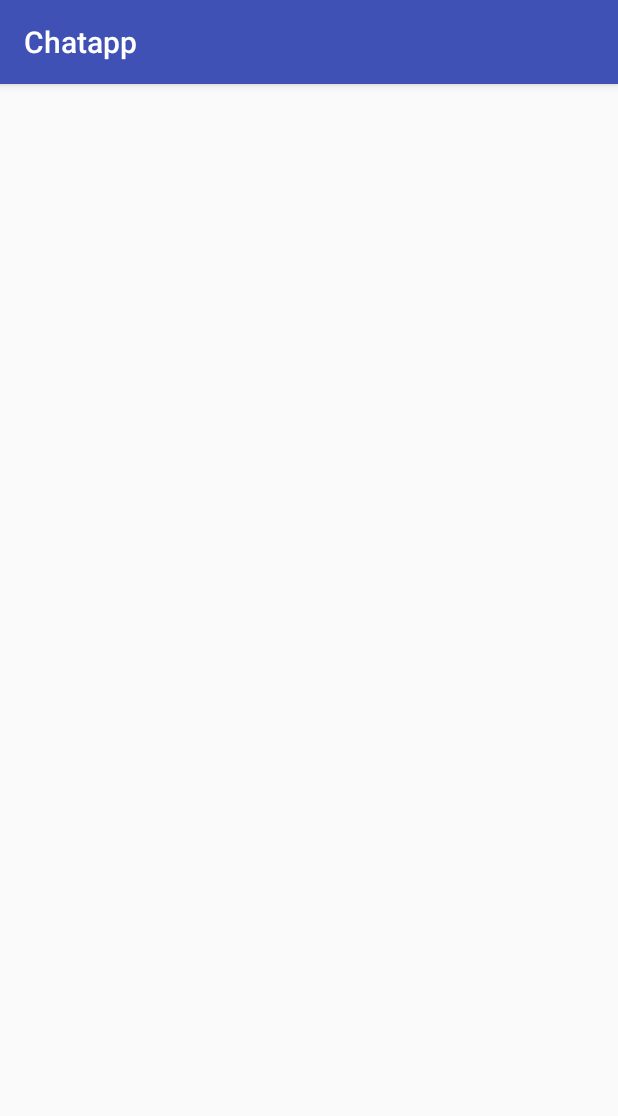
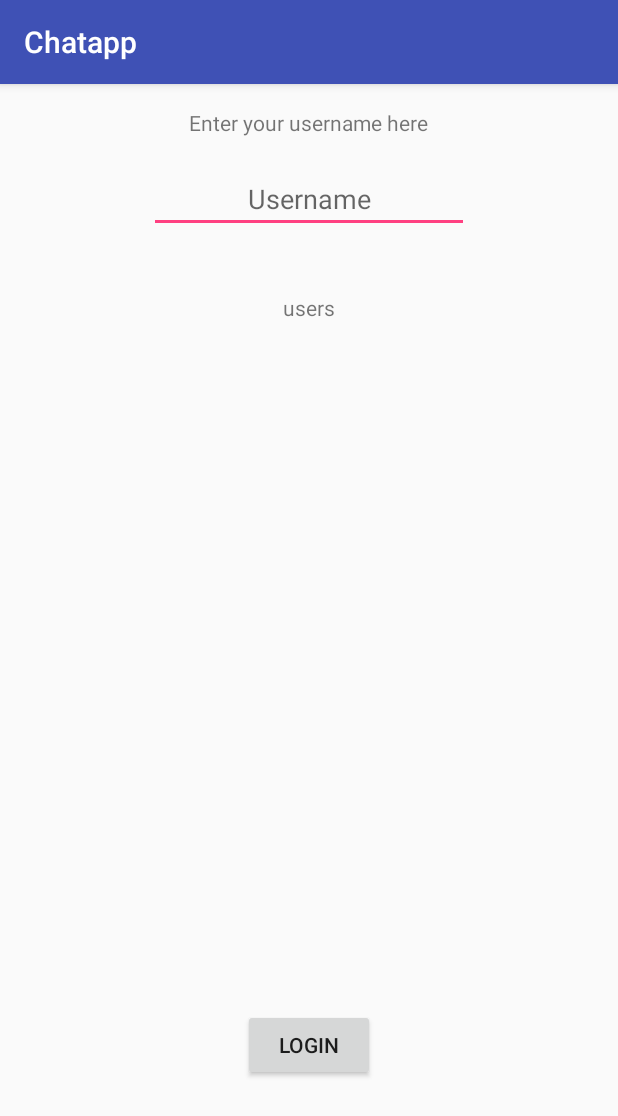
Before and after one commit to kasper995/Chatapp, an Android app: the screen it shows after launch (MainActivity), on a phone screen of 412 x 824 dp. Shown: the top 1116 px of the screen. Run offline under Robolectric (Android 15) with nearby library versions, the phone set to English and light mode, and no system bars.

Commit message:
ui
some ui inserted + code inserted (but doesn't work yet)

```diff
--- a/app/src/main/res/layout/activity_main.xml
+++ b/app/src/main/res/layout/activity_main.xml
@@ -11,4 +11,41 @@
     tools:context="com.example.kaspe.chatapp.MainActivity">
 
 
+    <EditText
+        android:layout_width="wrap_content"
+        android:layout_height="wrap_content"
+        android:inputType="textPersonName"
+        android:ems="10"
+        android:layout_alignParentTop="true"
+        android:layout_centerHorizontal="true"
+        android:layout_marginTop="38dp"
+        android:id="@+id/usernameEditTxt"
+        android:hint="Username"
+        android:textAlignment="center" />
+
+    <TextView
+        android:text="Enter your username here"
+        android:layout_width="wrap_content"
+        android:layout_height="wrap_content"
+        android:layout_alignParentTop="true"
+        android:layout_centerHorizontal="true"
+        android:id="@+id/textView" />
+
+    <Button
+        android:text="Login"
+        android:layout_width="wrap_content"
+        android:layout_height="wrap_content"
+        android:id="@+id/loginBtn"
+        android:layout_alignParentBottom="true"
+        android:layout_centerHorizontal="true"
+        android:layout_marginBottom="87dp" />
+
+    <TextView
+        android:text="users"
+        android:layout_width="wrap_content"
+        android:layout_height="wrap_content"
+        android:layout_below="@+id/usernameEditTxt"
+        android:layout_centerHorizontal="true"
+        android:layout_marginTop="40dp"
+        android:id="@+id/usersTv" />
 </RelativeLayout>
```
Also changed, not shown: app/src/main/java/com/example/kaspe/chatapp/Logon.java (+54 -1 lines).
